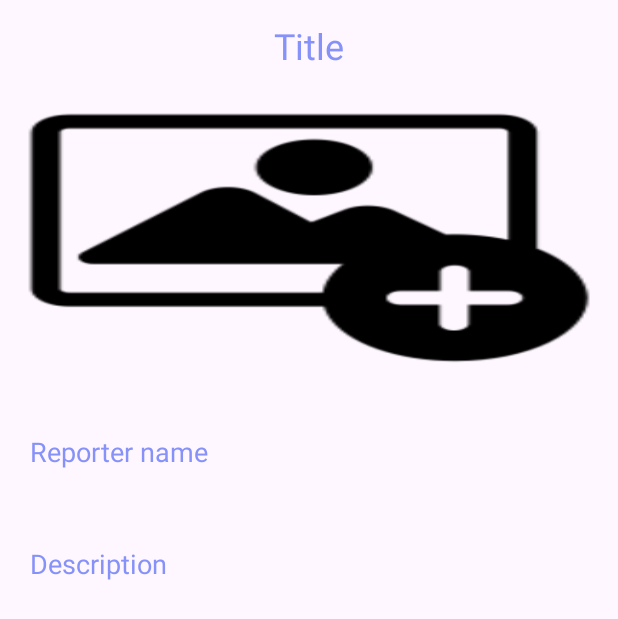
After one commit to Rusiru93536666/News-app, an Android app: the DetailActivity screen opened directly, with no data from a screen before it, on a phone screen of 412 x 824 dp. The commit adds this screen. Shown: the top 619 px of the screen. Run offline under Robolectric (Android 15) with nearby library versions, the phone set to English and light mode, and no system bars.

Commit message:
add item view and dashboard

```diff
--- a/app/build.gradle.kts
+++ b/app/build.gradle.kts
@@ -2,6 +2,7 @@ plugins {
     alias(libs.plugins.android.application)
     alias(libs.plugins.kotlin.android)
     alias(libs.plugins.google.gms.google.services)
+    id("kotlin-kapt")
 }
 
 android {
@@ -52,4 +53,6 @@ dependencies {
     testImplementation(libs.junit)
     androidTestImplementation(libs.androidx.junit)
     androidTestImplementation(libs.androidx.espresso.core)
+    implementation("com.github.bumptech.glide:glide:4.16.0")
+    kapt("com.github.bumptech.glide:compiler:4.16.0")
 }
--- a/app/src/main/AndroidManifest.xml
+++ b/app/src/main/AndroidManifest.xml
@@ -2,8 +2,8 @@
 <manifest xmlns:android="http://schemas.android.com/apk/res/android"
     xmlns:tools="http://schemas.android.com/tools">
 
-    <uses-permission android:name="android.permission.READ_EXTERNAL_STORAGE"/>
-    <uses-permission android:name="android.permission.INTERNET"/>
+    <uses-permission android:name="android.permission.READ_EXTERNAL_STORAGE" />
+    <uses-permission android:name="android.permission.INTERNET" />
 
     <application
         android:allowBackup="true"
@@ -15,7 +15,9 @@
         android:supportsRtl="true"
         android:theme="@style/Theme.News5"
         tools:targetApi="31">
-
+        <activity
+            android:name=".DetailActivity"
+            android:exported="false" />
         <activity
             android:name=".UploadNewsActivity"
             android:exported="false" />
--- /dev/null
+++ b/app/src/main/java/com/example/news5/DetailActivity.kt
@@ -0,0 +1,32 @@
+package com.example.news5
+
+import android.os.Bundle
+import androidx.activity.enableEdgeToEdge
+import androidx.appcompat.app.AppCompatActivity
+import androidx.core.view.ViewCompat
+import androidx.core.view.WindowInsetsCompat
+import com.bumptech.glide.Glide
+import com.example.news5.databinding.ActivityDetailBinding
+
+class DetailActivity : AppCompatActivity() {
+
+    var imageUrl = ""
+    private lateinit var binding: ActivityDetailBinding
+
+    override fun onCreate(savedInstanceState: Bundle?) {
+        super.onCreate(savedInstanceState)
+        binding = ActivityDetailBinding.inflate(layoutInflater)
+        setContentView(binding.root)
+
+        val bundle = intent.extras
+        if (bundle != null) {
+            binding.detailDesc.text = bundle.getString("Description")
+            binding.detailTitle.text = bundle.getString("Title")
+            binding.detailPriority.text = bundle.getString("Priority")
+            imageUrl = bundle.getString("Image")!!
+            Glide.with(this).load(bundle.getString("Image"))
+                .into(binding.detailImage)
+        }
+
+    }
+}
--- a/app/src/main/java/com/example/news5/HomeActivity.kt
+++ b/app/src/main/java/com/example/news5/HomeActivity.kt
@@ -7,8 +7,8 @@ import androidx.appcompat.app.AppCompatActivity
 import androidx.core.view.ViewCompat
 import androidx.core.view.WindowInsetsCompat
 import android.widget.Button
-import android.widget.SearchView
 import androidx.appcompat.app.AlertDialog
+import androidx.appcompat.widget.SearchView
 import androidx.recyclerview.widget.GridLayoutManager
 import com.example.news5.databinding.ActivityHomeBinding
 import com.example.news5.databinding.ActivityMainBinding
--- a/app/src/main/java/com/example/news5/MyAdapter.kt
+++ b/app/src/main/java/com/example/news5/MyAdapter.kt
@@ -23,6 +23,16 @@ class MyAdapter (private val context: Context, private var dataList: List<DataCl
         holder.recTitle.text = dataList[position].dataTitle
         holder.recDesc.text = dataList[position].dataDesc
         holder.recPriority.text = dataList[position].dataPriority
+
+        holder.recCard.setOnClickListener {
+            val intent = Intent(context, DetailActivity::class.java)
+            intent.putExtra("Image", dataList[holder.adapterPosition].dataImage)
+            intent.putExtra("Description", dataList[holder.adapterPosition].dataDesc)
+            intent.putExtra("Title", dataList[holder.adapterPosition].dataTitle)
+            intent.putExtra("Priority", dataList[holder.adapterPosition].dataPriority)
+            context.startActivity(intent)
+        }
+
     }
 
     override fun getItemCount(): Int {
--- /dev/null
+++ b/app/src/main/res/layout/activity_detail.xml
@@ -0,0 +1,52 @@
+<?xml version="1.0" encoding="utf-8"?>
+<LinearLayout xmlns:android="http://schemas.android.com/apk/res/android"
+    xmlns:app="http://schemas.android.com/apk/res-auto"
+    xmlns:tools="http://schemas.android.com/tools"
+    android:layout_width="match_parent"
+    android:layout_height="match_parent"
+    android:orientation="vertical"
+    tools:context=".DetailActivity">
+
+    <TextView
+        android:id="@+id/detailTitle"
+        android:layout_width="wrap_content"
+        android:layout_height="wrap_content"
+        android:text="Title"
+        android:layout_marginTop="14dp"
+        android:textSize="24sp"
+        android:layout_gravity="center"
+        android:textColor="@color/lavender"
+        android:layout_marginBottom="12dp"/>
+
+    <ImageView
+        android:layout_width="400dp"
+        android:layout_height="200dp"
+        android:id="@+id/detailImage"
+        android:padding="8dp"
+        android:layout_gravity="center"
+        android:src="@drawable/uploadimg"
+        android:scaleType="fitXY" />
+
+    <TextView
+        android:layout_width="match_parent"
+        android:layout_height="wrap_content"
+        android:layout_marginTop="10dp"
+        android:padding="20dp"
+        android:text="Reporter name"
+        android:layout_gravity="center"
+        android:id="@+id/detailPriority"
+        android:textColor="@color/lavender"
+        android:textSize="18sp"/>
+
+    <TextView
+        android:layout_width="match_parent"
+        android:layout_height="wrap_content"
+        android:layout_marginTop="10dp"
+        android:padding="20dp"
+        android:text="Description"
+        android:layout_gravity="center"
+        android:id="@+id/detailDesc"
+        android:textColor="@color/lavender"
+        android:textSize="18sp"/>
+
+</LinearLayout>
```
